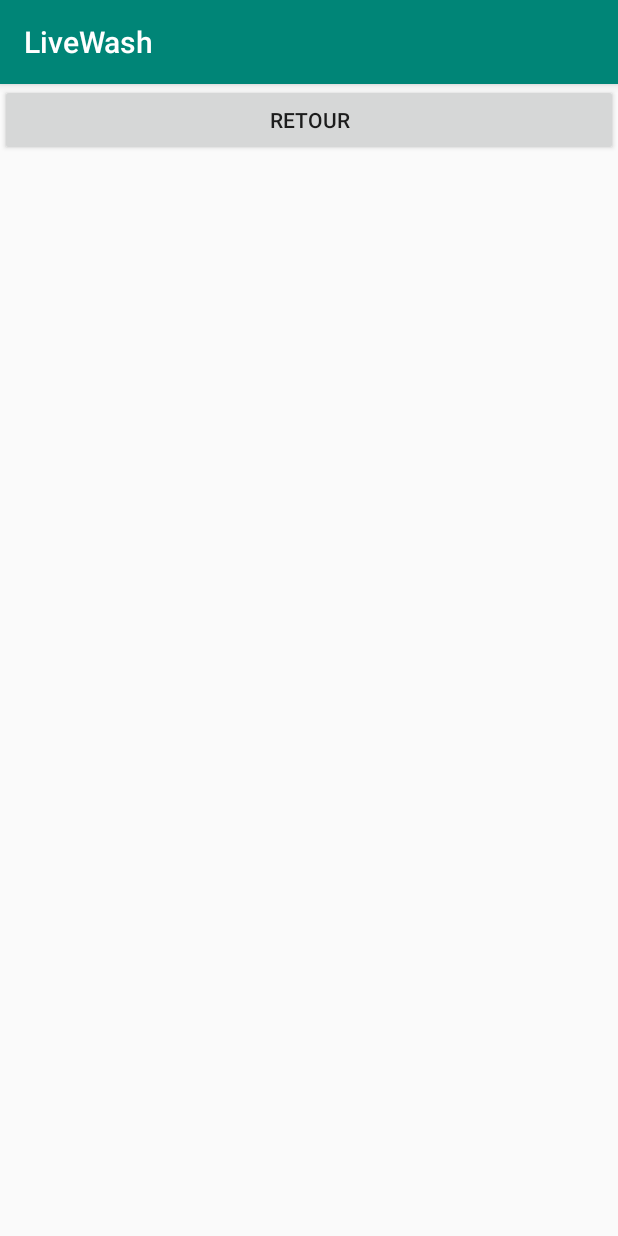
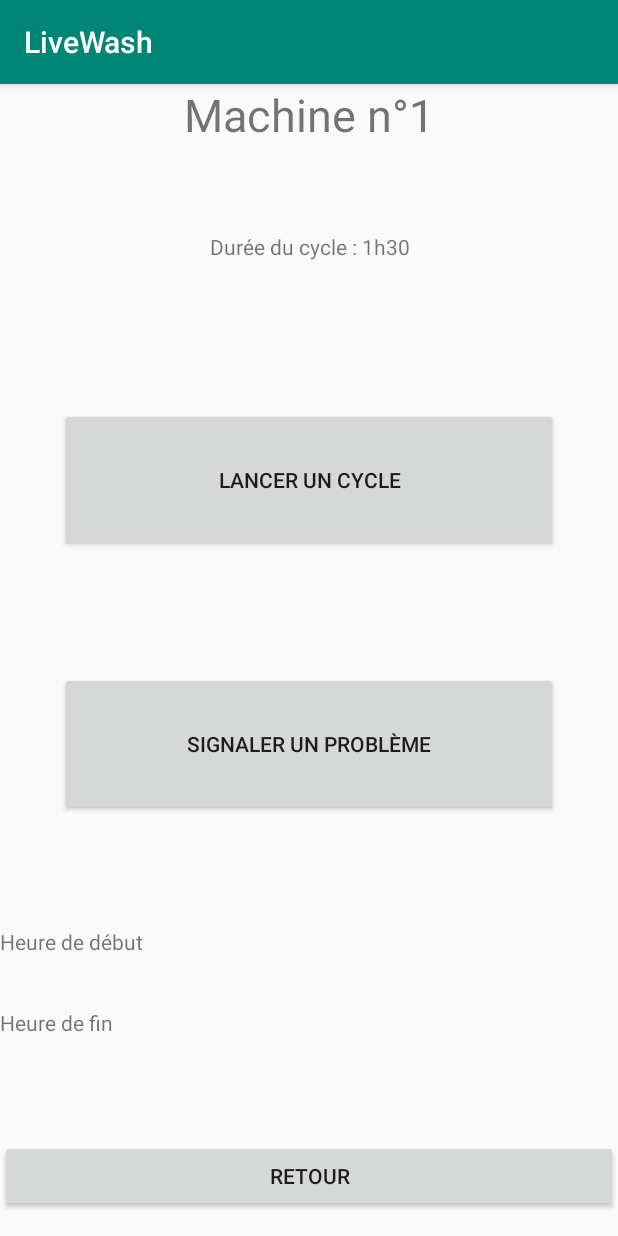
Before and after one commit to flaviehoudas/LiveWash, an Android app: the Machine1 screen opened directly, with no data from a screen before it, on a phone screen of 412 x 824 dp. Run offline under Robolectric (Android 15) with nearby library versions, the phone set to English and light mode, and no system bars; network calls fail; 2 statements that could not run were skipped.

Commit message:
page machine

```diff
--- a/app/src/main/java/edu/eigsi/irsi/livewash/Machine.java
+++ b/app/src/main/java/edu/eigsi/irsi/livewash/Machine.java
@@ -7,6 +7,7 @@ public class Machine {
     private String state;
     private int numeroMachine;
     private String propriete; /** marque, temps de la machine, programme... dans un @string **/
+
 
 
     public Machine(int numeroMachine, String propriete){
--- a/app/src/main/java/edu/eigsi/irsi/livewash/Machine1.java
+++ b/app/src/main/java/edu/eigsi/irsi/livewash/Machine1.java
@@ -7,11 +7,15 @@ import android.view.View;
 import android.widget.Button;
 import android.widget.ImageView;
 
+import java.util.Calendar;
+import java.util.Date;
+
 public class Machine1 extends AppCompatActivity {
 
     private Button buttonLaverie1;
     private Machine machine1;
-
+    private Button buttonLancer;
+    private Button buttonSignaler;
     @Override
     protected void onCreate(Bundle savedInstanceState) {
         super.onCreate(savedInstanceState);
@@ -27,6 +31,25 @@ public class Machine1 extends AppCompatActivity {
                 finish();
             }
         });
+
+        buttonLancer.setOnClickListener(new View.OnClickListener() {
+            @Override
+            public void onClick(View view) {
+               Date now = new Date();
+               int heureDebut = now.getHours();
+
+             /** écrire sur le dossier serveur **/
+
+
+            }
+        });
+
+        buttonSignaler.setOnClickListener(new View.OnClickListener() {
+            @Override
+            public void onClick(View view) {
+                /** écrire sur le dossier du serveur**/
+            }
+        });
     }
 
 
--- a/app/src/main/res/layout/activity_machine1.xml
+++ b/app/src/main/res/layout/activity_machine1.xml
@@ -10,14 +10,107 @@
     <LinearLayout
         android:layout_width="match_parent"
         android:layout_height="match_parent"
-        android:orientation="horizontal">
+        android:orientation="vertical"
+        tools:layout_editor_absoluteX="31dp"
+        tools:layout_editor_absoluteY="0dp">
 
-        <Button
-            android:id="@+id/buttonLaverie1"
-            android:layout_width="wrap_content"
-            android:layout_height="wrap_content"
+        <LinearLayout
+            android:layout_width="match_parent"
+            android:layout_height="match_parent"
             android:layout_weight="1"
-            android:text="Retour" />
+            android:orientation="vertical">
+
+            <LinearLayout
+                android:layout_width="match_parent"
+                android:layout_height="match_parent"
+                android:layout_weight="1"
+                android:orientation="vertical">
+
+                <TextView
+                    android:id="@+id/nomMachine"
+                    android:layout_width="match_parent"
+                    android:layout_height="wrap_content"
+                    android:layout_gravity="center"
+                    android:gravity="center"
+                    android:text="Machine n°1"
+                    android:textSize="30sp" />
+
+                <TextView
+                    android:id="@+id/textView2"
+                    android:layout_width="wrap_content"
+                    android:layout_height="match_parent"
+                    android:layout_gravity="center"
+                    android:gravity="center"
+                    android:text="Durée du cycle : 1h30" />
+            </LinearLayout>
+
+            <LinearLayout
+                android:layout_width="match_parent"
+                android:layout_height="match_parent"
+                android:layout_weight="1"
+                android:orientation="vertical"
+                android:layout_margin="40dp">
+
+
+            <Button
+                    android:id="@+id/buttonLancer"
+                    android:layout_width="match_parent"
+                    android:layout_height="match_parent"
+                    android:text="Lancer un cycle" />
+            </LinearLayout>
+
+            <LinearLayout
+                android:layout_width="match_parent"
+                android:layout_height="match_parent"
+                android:layout_weight="1"
+                android:orientation="vertical"
+                android:layout_margin="40dp">
+
+                <Button
+                    android:id="@+id/buttonSignaler"
+                    android:layout_width="match_parent"
+                    android:layout_height="match_parent"
+                    android:text="Signaler un problème" />
+            </LinearLayout>
+
+            <LinearLayout
+                android:layout_width="match_parent"
+                android:layout_height="match_parent"
+                android:layout_weight="1"
+                android:orientation="vertical">
+
+                <TextView
+                    android:id="@+id/heureDebut"
+                    android:layout_width="match_parent"
+                    android:layout_height="0dp"
+                    android:layout_weight="1"
+                    android:gravity="center_vertical"
+                    android:text="Heure de début" />
+
+                <TextView
+                    android:id="@+id/heureFin"
+                    android:layout_width="match_parent"
+                    android:layout_height="0dp"
+                    android:layout_weight="1"
+                    android:text="Heure de fin" />
+
+            </LinearLayout>
+        </LinearLayout>
+
+        <LinearLayout
+            android:layout_width="match_parent"
+            android:layout_height="match_parent"
+            android:layout_weight="11"
+            android:orientation="horizontal">
+
+            <Button
+                android:id="@+id/buttonLaverie1"
+                android:layout_width="match_parent"
+                android:layout_height="wrap_content"
+                android:layout_weight="1"
+                android:text="Retour" />
+        </LinearLayout>
+
     </LinearLayout>
 
 
--- a/app/src/main/res/layout/activity_main.xml
+++ b/app/src/main/res/layout/activity_main.xml
@@ -24,7 +24,7 @@
                 android:layout_width="match_parent"
                 android:layout_height="match_parent"
                 android:background="@drawable/fondbtnlaverie"
-                android:textSize="20sp"
+                android:textSize="40dp"
                 android:textStyle="bold"
                 android:textColor="#FFFF"
                 android:layout_weight="1"
@@ -44,7 +44,7 @@
                 android:background="@drawable/fondbtncontactfonce"
                 android:layout_weight="1"
                 android:text="@string/contact_bouton"
-                android:textSize="20sp"
+                android:textSize="40sp"
                 android:textStyle="bold"
                 android:textColor="#FFFF"
                 tools:ignore="NestedWeights" />
```
